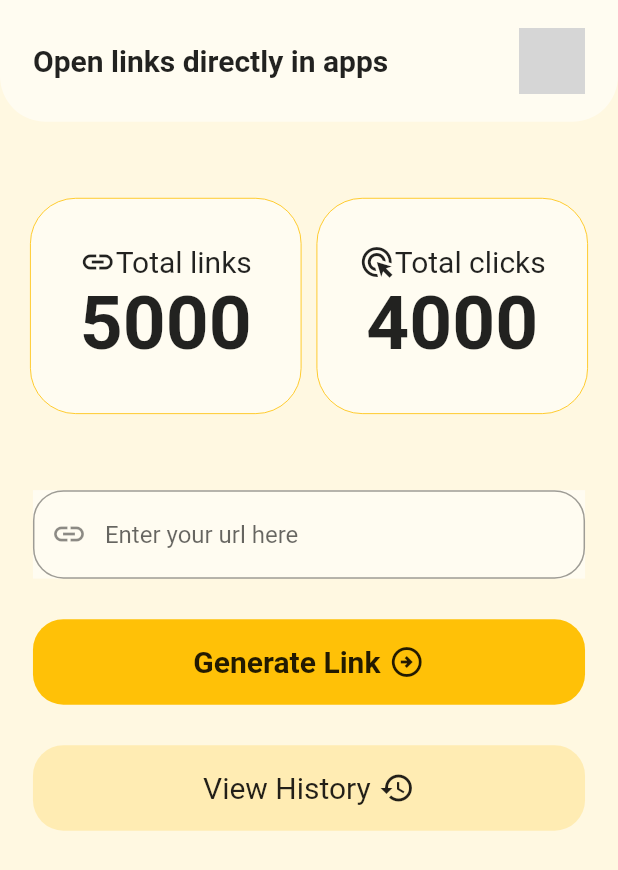
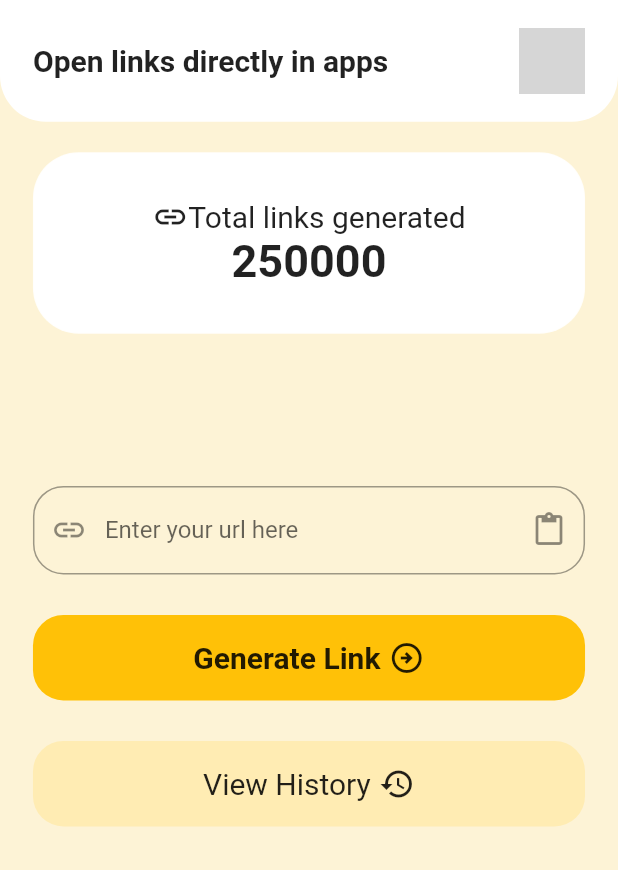
Before and after one commit to androidshashi/app_open, a Flutter app: the screen it shows after launch, on a phone screen of 412 x 824 dp. Shown: the top 870 px of the screen. Run offline on Flutter 3.47's test engine with Material 2 defaults, Android fonts, the phone set to English and light mode, and no system bars; our stand-ins replace dio, flutter_screenutil, fluttertoast, fpdart, get, get_it and 3 more; accounts and stored records are empty; generated files the repository leaves out were written again; grey boxes are pictures that could not be loaded.

Commit message:
LinkHive integrated.

```diff
--- a/lib/src/data/api/dio_client.dart
+++ b/lib/src/data/api/dio_client.dart
@@ -122,6 +122,8 @@ class Endpoints {
   //baseUrl
   static const String baseUrl = "https://appopen.me/api/";
 
+  static const String webUrl = "https://appopen.me";
+
   // receiveTimeout
   static const int receiveTimeout = 120 * 1000; // 120 sec
 
--- a/lib/src/data/api/service_locator.dart
+++ b/lib/src/data/api/service_locator.dart
@@ -1,6 +1,7 @@
 
 import 'package:app_open/src/data/api/api_service.dart';
 import 'package:app_open/src/data/api/dio_client.dart';
+import 'package:app_open/src/data/repository/history_repo.dart';
 import 'package:app_open/src/data/repository/home_repo.dart';
 import 'package:flutter/foundation.dart';
 import 'package:get_it/get_it.dart';
@@ -20,6 +21,7 @@ class ServiceLocator {
 
     // Repos
     getIt.registerSingleton(HomeRepo(getIt.get<ApiService>()));
+    getIt.registerSingleton(HistoryRepo(getIt.get<ApiService>()));
 
     //More screen
     //getIt.registerSingleton(MoreNewContactRepo(getIt.get<ApiService>()));
--- /dev/null
+++ b/lib/src/data/repository/history_repo.dart
@@ -0,0 +1,44 @@
+import 'dart:convert';
+
+import 'package:app_open/src/data/api/api_service.dart';
+import 'package:app_open/src/data/api/dio_exceptions.dart';
+import 'package:app_open/src/data/model/create_short_link_response_model.dart';
+import 'package:app_open/storage/history_model.dart';
+import 'package:dio/dio.dart';
+import 'package:flutter/foundation.dart';
+import 'package:fpdart/fpdart.dart';
+import 'package:hive/hive.dart';
+import 'package:path_provider/path_provider.dart';
+
+class HistoryRepo {
+  final ApiService apiService;
+  HistoryRepo(this.apiService);
+  Box? historyBox;
+
+  ///------------Get generated list from hive storage---------------------------------
+  // void saveLikeToHive() async {
+  //   try {
+  //
+  //   } on DioError catch (e) {
+  //     var error = DioExceptions.handleError(e);
+  //     return left(error);
+  //   }
+  // }
+
+  ///----------------------------------Open history box---------------------------
+  Future<Either<String,Box>> initHiveAndOpenHistoryBox() async {
+    try{
+
+      var dir = await getApplicationDocumentsDirectory();
+      Hive.init(dir.path);
+      if(!Hive.isAdapterRegistered(1)){
+        Hive.registerAdapter(HistoryModelAdapter());
+      }
+      historyBox = historyBox?? await Hive.openBox('historyBox');
+      return Either.right(historyBox!);
+    }catch (e){
+      return Either.left("History Not Found:${e.toString()}");
+    }
+
+  }
+}
--- /dev/null
+++ b/lib/src/views/custom_widgets/top_bar_layout.dart
@@ -0,0 +1,44 @@
+import 'package:app_open/utils/image_constants.dart';
+import 'package:app_open/utils/strings.dart';
+import 'package:flutter/material.dart';
+import 'package:flutter_screenutil/flutter_screenutil.dart';
+
+class TopBarLayout extends StatelessWidget {
+  const TopBarLayout({Key? key}) : super(key: key);
+
+  @override
+  Widget build(BuildContext context) {
+    return  _buildTopLayout();
+  }
+
+  Widget _buildTopLayout() {
+    return Container(
+      height: 80.h,
+      width: double.infinity,
+      decoration: BoxDecoration(
+          color: Colors.white,
+          borderRadius: BorderRadius.only(
+              bottomLeft: Radius.circular(30.r),
+              bottomRight: Radius.circular(30.r))),
+      child: Row(
+        mainAxisAlignment: MainAxisAlignment.spaceBetween,
+        children: [
+          Container(
+            margin: EdgeInsets.only(left: 20.w),
+            child: const Text(StringConstants.openLinksDirectlyInApps,
+                style: TextStyle(fontWeight: FontWeight.w700, fontSize: 20)),
+          ),
+          Container(
+            margin: EdgeInsets.only(right: 20.w),
+            child: ClipOval(
+                child: Image.asset(
+                  AppImages.appLogo,
+                  height: 40.w,
+                  width: 40.w,
+                )),
+          ),
+        ],
+      ),
+    );
+  }
+}
--- /dev/null
+++ b/lib/src/views/custom_widgets/view_history_button.dart
@@ -0,0 +1,44 @@
+import 'package:app_open/src/views/history/history_view.dart';
+import 'package:app_open/utils/strings.dart';
+import 'package:flutter/material.dart';
+import 'package:flutter_screenutil/flutter_screenutil.dart';
+import 'package:get/get.dart';
+
+class ViewHistoryButton extends StatelessWidget {
+  const ViewHistoryButton({Key? key }) : super(key: key);
+
+  @override
+  Widget build(BuildContext context) {
+    return _buildViewHistoryButton();
+  }
+
+  ///--------------------------------------View history button-----------------------------------------
+  Widget _buildViewHistoryButton() {
+    return Container(
+      padding: EdgeInsets.all(15.w),
+      margin: EdgeInsets.all(20.w),
+      decoration: BoxDecoration(
+        color: Get.theme.primaryColorLight,
+        borderRadius: BorderRadius.circular(20.r),
+      ),
+      child: InkWell(
+        onTap: (){
+          Get.to(()=>HistoryView());
+        },
+        child: Row(
+          mainAxisAlignment: MainAxisAlignment.center,
+          children: [
+             const Text(
+              StringConstants.viewHistory,
+              style: TextStyle(fontWeight: FontWeight.w400, fontSize: 20),
+            ),
+            SizedBox(
+              width: 5.w,
+            ),
+            const Icon(Icons.history)
+          ],
+        ),
+      ),
+    );
+  }
+}
--- a/lib/src/views/home_screen.dart
+++ b/lib/src/views/home_screen.dart
@@ -1,6 +1,6 @@
 import 'package:app_open/src/controller/home_controller.dart';
-import 'package:app_open/theme/app_theme.dart';
-import 'package:app_open/utils/image_constants.dart';
+import 'package:app_open/src/views/custom_widgets/top_bar_layout.dart';
+import 'package:app_open/src/views/custom_widgets/view_history_button.dart';
 import 'package:app_open/utils/strings.dart';
 import 'package:flutter/material.dart';
 import 'package:flutter_screenutil/flutter_screenutil.dart';
@@ -13,21 +13,21 @@ class HomeScreen extends StatelessWidget {
 
   @override
   Widget build(BuildContext context) {
-    return SafeArea(
-      child: Scaffold(
-        body: Container(
-          color: Colors.amber.shade50,
+    return Scaffold(
+      body: SafeArea(
+        child: Container(
+          color: Get.theme.primaryColorLight.withOpacity(0.5),
           height: double.infinity,
           child: SingleChildScrollView(
             child: Column(
               children: [
-                _buildTopLayout(),
+                const TopBarLayout(),
                 SizedBox(
-                  height: 50.h,
+                  height: 20.h,
                 ),
                 _totalLinksContainer(context),
                 SizedBox(
-                  height: 50.h,
+                  height: 100.h,
                 ),
                 _buildUrlInputField(),
                 SizedBox(
@@ -49,7 +49,7 @@ class HomeScreen extends StatelessWidget {
                 SizedBox(
                   height: 5.h,
                 ),
-                _buildViewHistoryButton()
+                const ViewHistoryButton()
               ],
             ),
           ),
@@ -58,52 +58,18 @@ class HomeScreen extends StatelessWidget {
     );
   }
 
-  Widget _buildTopLayout() {
-    return Container(
-      height: 80.h,
-      width: double.infinity,
-      decoration: BoxDecoration(
-          color: Colors.white54,
-          borderRadius: BorderRadius.only(
-              bottomLeft: Radius.circular(30.r),
-              bottomRight: Radius.circular(30.r))),
-      child: Row(
-        mainAxisAlignment: MainAxisAlignment.spaceBetween,
-        children: [
-          Container(
-            margin: EdgeInsets.only(left: 20.w),
-            child: const Text(StringConstants.openLinksDirectlyInApps,
-                style: TextStyle(fontWeight: FontWeight.w700, fontSize: 20)),
-          ),
-          Container(
-            margin: EdgeInsets.only(right: 20.w),
-            child: ClipOval(
-                child: Image.asset(
-              AppImages.appLogo,
-              height: 40.w,
-              width: 40.w,
-            )),
-          ),
-        ],
-      ),
-    );
-  }
-
+  ///----------------------------Link container---------------------------------------------
   Widget _totalLinksContainer(BuildContext context) {
     var decoration = BoxDecoration(
-        color: Colors.white54,
+        color: Colors.white,
         borderRadius: BorderRadius.circular(30.r),
-        border: Border.all(color: AppTheme.primaryColor, width: 0.5.w));
+        border: Border.all(color: Get.theme.primaryColor.withAlpha(5), width: 0.5.w));
     var numberTextStyle =
-        const TextStyle(fontWeight: FontWeight.w700, fontSize: 50);
+        const TextStyle(fontWeight: FontWeight.w700, fontSize: 30);
     var textStyle = const TextStyle(fontSize: 20);
-    return Row(
-      mainAxisAlignment: MainAxisAlignment.spaceEvenly,
-      children: [
-        Expanded(
-          child: Container(
-            padding: const EdgeInsets.symmetric(vertical: 30),
-            margin: const EdgeInsets.only(left: 20, right: 5),
+    return Container(
+      padding: EdgeInsets.symmetric(vertical: 30.h, horizontal: 10.w),
+      margin:  EdgeInsets.only(left: 20.w, right: 20.w),
       decoration: decoration,
       child: Column(
         crossAxisAlignment: CrossAxisAlignment.center,
@@ -119,64 +85,36 @@ class HomeScreen extends StatelessWidget {
             ],
           ),
           Text(
-                  "5000",
+            "250000",
+            maxLines: 1,
+            overflow: TextOverflow.ellipsis,
+            textAlign: TextAlign.center,
             style: numberTextStyle,
           ),
         ],
       ),
-          ),
-        ),
-        Expanded(
-          child: Container(
-            padding: const EdgeInsets.symmetric(vertical: 30),
-            margin: const EdgeInsets.only(right: 20, left: 5),
-            decoration: decoration,
-            child: Column(
-              crossAxisAlignment: CrossAxisAlignment.center,
-              children: [
-                Row(
-                  mainAxisAlignment: MainAxisAlignment.center,
-                  children: [
-                    const Icon(Icons.ads_click),
-                    Text(StringConstants.totalClicks, style: textStyle),
-                  ],
-                ),
-                Text("4000", style: numberTextStyle),
-              ],
-            ),
-          ),
-        ),
-      ],
     );
   }
 
   Widget _buildUrlInputField() {
     return Container(
       margin: EdgeInsets.symmetric(horizontal: 20.w),
-      color: Colors.white54,
       child: Form(
         autovalidateMode: AutovalidateMode.onUserInteraction,
         key: _formKey,
         child: TextFormField(
           controller: _controller.urlInputEditingController.value,
           keyboardType: TextInputType.url,
-          validator: (value) {
-            if (value == null || value.isEmpty) {
-              return StringConstants.pleaseEnterYourUrl;
-            }
-            if (!value.isURL) {
-              return StringConstants.pleaseEnterValidUrl;
-            }
-            return null;
-          },
+          validator: _controller.validateInputUrl,
           textInputAction: TextInputAction.go,
           decoration: InputDecoration(
             prefixIcon: const Icon(Icons.link),
+            suffixIcon:const Icon(Icons.paste),
             hintText: StringConstants.enterYourUrlHere,
             border: OutlineInputBorder(
               borderRadius: BorderRadius.circular(20.r),
               borderSide:
-                  const BorderSide(color: AppTheme.primaryColor, width: 0.3),
+                   BorderSide(color: Get.theme.primaryColor, width: 0.3),
             ),
           ),
         ),
@@ -184,21 +122,22 @@ class HomeScreen extends StatelessWidget {
     );
   }
 
+  ///-------------------------------Generate button--------------------------------------------------
   Widget _buildGenerateLinkButton(
       {void Function()? onTap, bool isLoading = false}) {
-    return InkWell(
+    return GestureDetector(
       onTap: onTap,
       child: Container(
         padding: EdgeInsets.all(15.w),
         margin: EdgeInsets.only(left: 20.w, right: 20.w, top: 20.w),
         decoration: BoxDecoration(
-          color: AppTheme.primaryColor,
+          color: Get.theme.primaryColor,
           borderRadius: BorderRadius.circular(20.r),
         ),
         child: isLoading
             ? Row(
                 mainAxisAlignment: MainAxisAlignment.center,
-                children:  [
+                children: [
                   SizedBox(
                     height: 20.h,
                     width: 20.h,
@@ -225,27 +164,5 @@ class HomeScreen extends StatelessWidget {
     );
   }
 
-  Widget _buildViewHistoryButton() {
-    return Container(
-      padding: EdgeInsets.all(15.w),
-      margin: EdgeInsets.only(left: 20.w, right: 20.w, top: 20.w),
-      decoration: BoxDecoration(
-        color: AppTheme.viewHistoryButtonColor,
-        borderRadius: BorderRadius.circular(20.r),
-      ),
-      child: Row(
-        mainAxisAlignment: MainAxisAlignment.center,
-        children: [
-          const Text(
-            StringConstants.viewHistory,
-            style: TextStyle(fontWeight: FontWeight.w400, fontSize: 20),
-          ),
-          SizedBox(
-            width: 5.w,
-          ),
-          const Icon(Icons.history)
-        ],
-      ),
-    );
+
 }
-}
--- /dev/null
+++ b/lib/storage/history_model.dart
@@ -0,0 +1,16 @@
+import 'package:hive/hive.dart';
+
+part 'history_model.g.dart';
+
+@HiveType(typeId: 1,)
+class HistoryModel{
+  @HiveField(0)
+  String? longUrl;
+  @HiveField(1)
+  String? shortUrl;
+  @HiveField(2)
+  String? type;
+  @HiveField(3)
+  int? hits;
+  HistoryModel({this.longUrl, this.shortUrl, this.type, this.hits});
+}
--- a/lib/theme/app_theme.dart
+++ b/lib/theme/app_theme.dart
@@ -1,8 +1,6 @@
 import 'package:flutter/material.dart';
 
 class AppTheme {
-  static const Color primaryColor = Colors.amber;
-  static Color viewHistoryButtonColor = Colors.amber.shade100;
 
 
 }
--- a/lib/utils/strings.dart
+++ b/lib/utils/strings.dart
@@ -1,7 +1,7 @@
 class StringConstants{
     static const String generateLink =  "Generate Link";
     static const String openLinksDirectlyInApps =  "Open links directly in apps";
-    static const String totalLinks =  "Total links";
+    static const String totalLinks =  "Total links generated";
     static const String totalClicks =  "Total clicks";
     static const String pleaseEnterYourUrl =  'Please enter your url.';
     static const String pleaseEnterValidUrl =  'Please enter a valid url.';
```
Also changed, not shown: lib/src/controller/history_controller.dart (added, +60 -0 lines), lib/src/controller/home_controller.dart (+33 -1 lines), lib/src/views/generated_screen.dart (added, +203 -0 lines), lib/src/views/history/history_view.dart (added, +30 -0 lines), pubspec.yaml (+7 -0 lines), pubspec.lock. Lines whose indentation alone changed are shown as unchanged.
